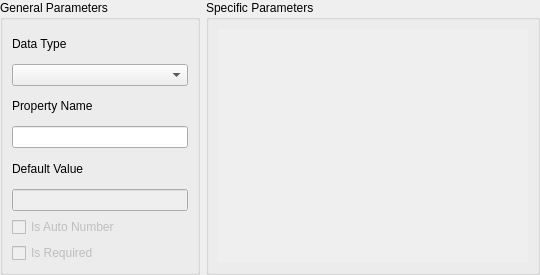
Old version of the form src/terralib/qt/widgets/property/ui/NewPropertyWidgetForm.ui in the repository claudiobogossian/terralib5.
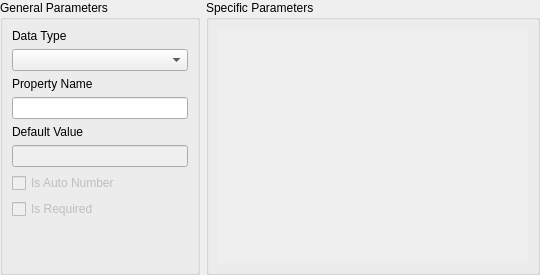
New version of the form.

The edit to the form file:
```diff
--- a/src/terralib/qt/widgets/property/ui/NewPropertyWidgetForm.ui
+++ b/src/terralib/qt/widgets/property/ui/NewPropertyWidgetForm.ui
@@ -107,6 +107,19 @@
           </item>
          </layout>
         </item>
+        <item row="1" column="0">
+         <spacer name="verticalSpacer">
+          <property name="orientation">
+           <enum>Qt::Vertical</enum>
+          </property>
+          <property name="sizeHint" stdset="0">
+           <size>
+            <width>20</width>
+            <height>40</height>
+           </size>
+          </property>
+         </spacer>
+        </item>
        </layout>
       </widget>
      </item>
```
Left out of the diff: 15 changed lines with no effect on the pictures.
